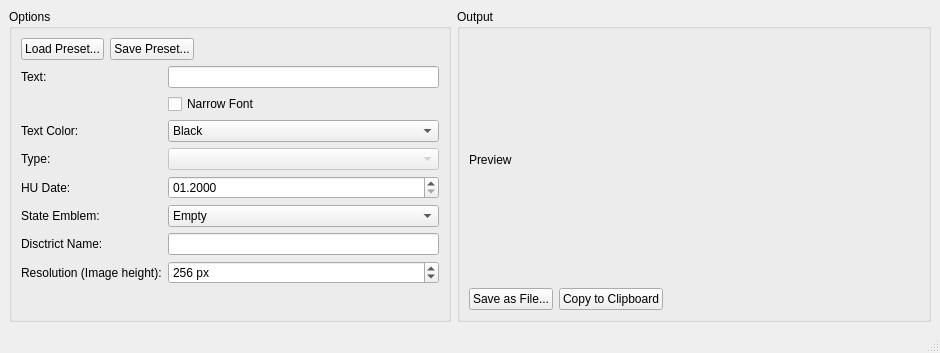
Qt form mainwindow.ui (ma7t3/Kennzeichengenerator) before a commit.
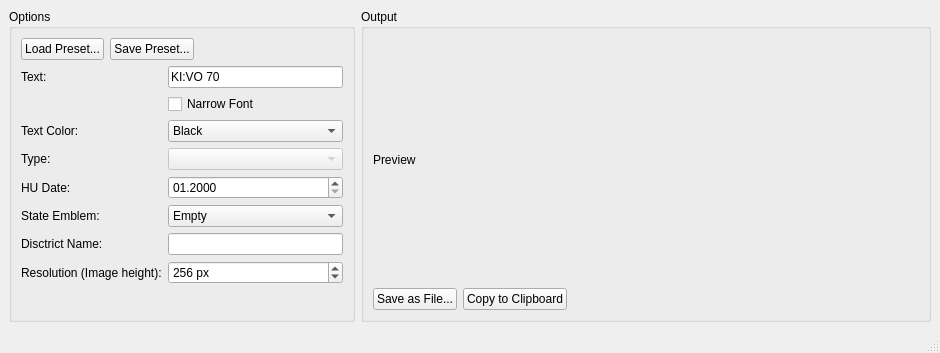
The same form after that commit.

```diff
--- a/mainwindow.ui
+++ b/mainwindow.ui
@@ -17,6 +17,12 @@
    <layout class="QHBoxLayout" name="horizontalLayout_3">
     <item>
      <widget class="QGroupBox" name="gbOptions">
+      <property name="sizePolicy">
+       <sizepolicy hsizetype="Maximum" vsizetype="Preferred">
+        <horstretch>0</horstretch>
+        <verstretch>0</verstretch>
+       </sizepolicy>
+      </property>
       <property name="title">
        <string>Options</string>
       </property>
@@ -66,6 +72,9 @@
            <property name="toolTip">
             <string>The text that you want to show on the licence plate. Use &quot;:&quot; for the &quot;HU-Sticker&quot;</string>
            </property>
+           <property name="text">
+            <string>KI:VO 70</string>
+           </property>
           </widget>
          </item>
          <item row="1" column="1">
@@ -127,6 +136,33 @@
          </item>
          <item row="4" column="1">
           <widget class="QDateEdit" name="deHuDate">
+           <property name="maximumDateTime">
+            <datetime>
+             <hour>22</hour>
+             <minute>59</minute>
+             <second>59</second>
+             <year>2033</year>
+             <month>12</month>
+             <day>31</day>
+            </datetime>
+           </property>
+           <property name="minimumDateTime">
+            <datetime>
+             <hour>0</hour>
+             <minute>0</minute>
+             <second>0</second>
+             <year>1961</year>
+             <month>1</month>
+             <day>1</day>
+            </datetime>
+           </property>
+           <property name="maximumDate">
+            <date>
+             <year>2033</year>
+             <month>12</month>
+             <day>31</day>
+            </date>
+           </property>
            <property name="displayFormat">
             <string>MM.yyyy</string>
            </property>
@@ -286,6 +322,12 @@
     </item>
     <item>
      <widget class="QGroupBox" name="gbOutput">
+      <property name="sizePolicy">
+       <sizepolicy hsizetype="Minimum" vsizetype="Preferred">
+        <horstretch>0</horstretch>
+        <verstretch>0</verstretch>
+       </sizepolicy>
+      </property>
       <property name="title">
        <string>Output</string>
       </property>
```
